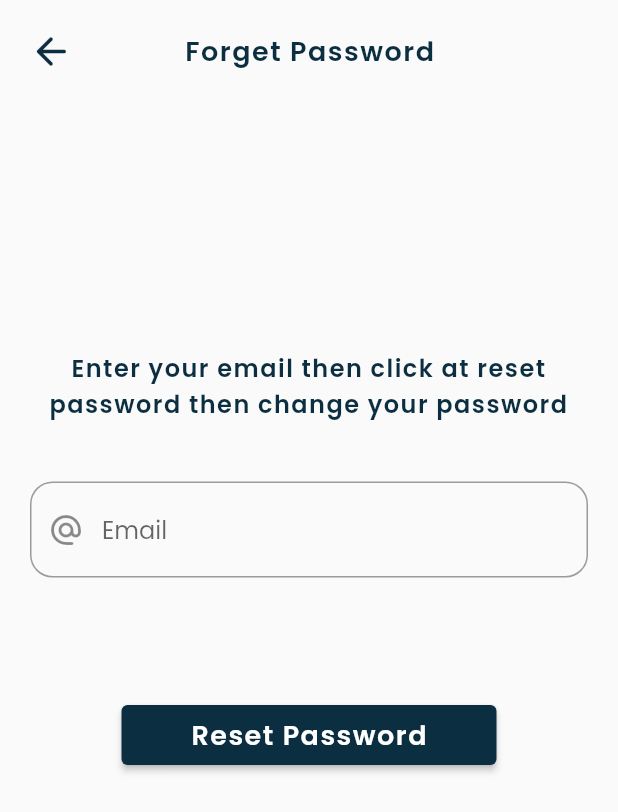
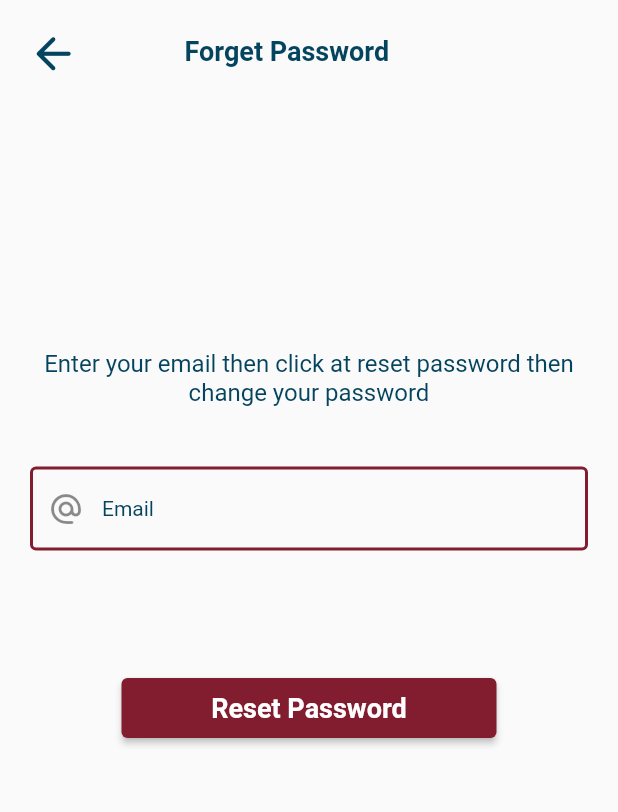
Before and after one commit to ahmadshakir21/COVID-19, a Flutter app: the screen it shows after launch, after a tap on "Forget Password", on a phone screen of 412 x 824 dp. Shown: the top 812 px of the screen. Run offline on Flutter 3.47's test engine with Material 2 defaults, Android fonts, the phone set to English and light mode, and no system bars; our stand-ins replace cached_network_image, email_validator, firebase_auth, firebase_core, google_fonts, shimmer; accounts and stored records are empty; Roboto replaces fonts that are missing (Amiko).

Commit message:
updating ui auth

```diff
--- a/lib/main.dart
+++ b/lib/main.dart
@@ -23,6 +23,9 @@ class MyApp extends StatelessWidget {
       debugShowCheckedModeBanner: false,
       navigatorKey: navigatorKey,
       theme: ThemeData(
+          progressIndicatorTheme: const ProgressIndicatorThemeData(
+            color: Color(0xFF821D30),
+          ),
           fontFamily: GoogleFonts.amiko().fontFamily,
           textTheme: const TextTheme(
             headline1: TextStyle(
@@ -42,7 +45,7 @@ class MyApp extends StatelessWidget {
                 color: Color(0xFF05445E)),
             bodyText2: TextStyle(color: Color(0xFF05445E)),
           )),
-      home: MainScreen(),
+      home: const MainScreen(),
     );
   }
 }
--- a/lib/views/authentication/auth_sign_in.dart
+++ b/lib/views/authentication/auth_sign_in.dart
@@ -1,5 +1,3 @@
-import 'dart:ui';
-
 import 'package:covid_19/main.dart';
 import 'package:covid_19/views/authentication/auth.dart';
 import 'package:covid_19/views/authentication/forget_password.dart';
@@ -44,8 +42,9 @@ class _AuthenticationSignInState extends State<AuthenticationSignIn> {
     showDialog(
       context: context,
       barrierDismissible: false,
-      builder: (context) => const Center(
-        child: CircularProgressIndicator(),
+      builder: (context) => Center(
+        child: CircularProgressIndicator(
+            color: Theme.of(context).progressIndicatorTheme.color),
       ),
     );
     final isvalid = formKey.currentState!.validate();
@@ -114,14 +113,8 @@ class _AuthenticationSignInState extends State<AuthenticationSignIn> {
               Padding(
                   padding: const EdgeInsets.symmetric(vertical: 20),
                   child: Center(
-                    child: Text(
-                      "Welcome",
-                      style: GoogleFonts.poppins(
-                          fontSize: 26,
-                          fontWeight: FontWeight.bold,
-                          letterSpacing: 1,
-                          color: const Color(0xFF0B2E40)),
-                    ),
+                    child: Text("Welcome",
+                        style: Theme.of(context).textTheme.headline3),
                   )),
               const SizedBox(
                 height: 50,
@@ -142,12 +135,15 @@ class _AuthenticationSignInState extends State<AuthenticationSignIn> {
                                     ? 'Enter a valid email'
                                     : null,
                             controller: emailController,
-                            style: GoogleFonts.poppins(),
+                            style: Theme.of(context).textTheme.bodyText2,
                             decoration: InputDecoration(
                               prefixIcon:
                                   const Icon(Icons.alternate_email_rounded),
                               hintText: "Email",
-                                hintStyle: GoogleFonts.poppins()),
+                              errorStyle:
+                                  const TextStyle(color: Color(0xFF821D30)),
+                              hintStyle: Theme.of(context).textTheme.bodyText2,
+                            ),
                           ),
                         ),
                       ),
@@ -165,13 +161,16 @@ class _AuthenticationSignInState extends State<AuthenticationSignIn> {
                                     ? 'Enter min. 6 characters '
                                     : null,
                             controller: passwordController,
-                            style: GoogleFonts.poppins(),
+                            style: Theme.of(context).textTheme.bodyText2,
                             obscureText: true,
                             decoration: InputDecoration(
                               prefixIcon:
                                   const Icon(Icons.lock_outline_rounded),
                               hintText: "Password",
-                                hintStyle: GoogleFonts.poppins()),
+                              errorStyle:
+                                  const TextStyle(color: Color(0xFF821D30)),
+                              hintStyle: Theme.of(context).textTheme.bodyText2,
+                            ),
                           ),
                         ),
                       ),
@@ -188,11 +187,9 @@ class _AuthenticationSignInState extends State<AuthenticationSignIn> {
                     style: TextButton.styleFrom(primary: Colors.blue),
                     child: Text(
                       "Forget Password",
-                      style: GoogleFonts.poppins(
-                        fontSize: 14,
-                        letterSpacing: 1,
-                        fontWeight: FontWeight.w500,
-                      ),
+                      style: Theme.of(context).textTheme.bodyText1!.copyWith(
+                          fontWeight: FontWeight.w600,
+                          color: const Color(0xFF821D30)),
                     )),
               ),
               const SizedBox(
@@ -202,21 +199,17 @@ class _AuthenticationSignInState extends State<AuthenticationSignIn> {
                 child: Container(
                   width: MediaQuery.of(context).size.width * 0.9,
                   height: 40,
-                  child: ClipRRect(
-                    borderRadius: BorderRadius.circular(100),
                   child: ElevatedButton(
                     onPressed: signinWithEmailAndPassword,
                     style: ElevatedButton.styleFrom(
-                        primary: const Color(0xFF0B2E40),
+                      primary: const Color(0xFF821D30),
                     ),
                     child: Text(
                       "SIGN IN",
-                        style: GoogleFonts.poppins(
-                          fontSize: 16,
-                          letterSpacing: 1,
-                          fontWeight: FontWeight.w600,
-                        ),
-                      ),
+                      style: Theme.of(context)
+                          .textTheme
+                          .headline1!
+                          .copyWith(color: Colors.white),
                     ),
                   ),
                 ),
@@ -228,21 +221,21 @@ class _AuthenticationSignInState extends State<AuthenticationSignIn> {
                 child: RichText(
                   text: TextSpan(
                       text: 'Don\'t have an account?',
-                      style: GoogleFonts.poppins(
-                          fontSize: 16,
-                          letterSpacing: 1,
-                          fontWeight: FontWeight.w500,
-                          color: const Color(0xFF0B2E40)),
+                      style: Theme.of(context)
+                          .textTheme
+                          .bodyText1!
+                          .copyWith(fontWeight: FontWeight.w600),
                       children: <TextSpan>[
                         TextSpan(
                           text: ' Sign up',
                           recognizer: TapGestureRecognizer()
                             ..onTap = widget.onClickedSignUp,
-                          style: GoogleFonts.poppins(
-                              fontSize: 16,
-                              letterSpacing: 1,
-                              fontWeight: FontWeight.w500,
-                              color: Colors.blue),
+                          style: Theme.of(context)
+                              .textTheme
+                              .bodyText1!
+                              .copyWith(
+                                  fontWeight: FontWeight.w600,
+                                  color: const Color(0xFF821D30)),
                         )
                       ]),
                 ),
--- a/lib/views/authentication/forget_password.dart
+++ b/lib/views/authentication/forget_password.dart
@@ -1,6 +1,8 @@
+import 'package:covid_19/views/authentication/auth.dart';
+import 'package:covid_19/widget/top_of_screen.dart';
+import 'package:email_validator/email_validator.dart';
 import 'package:firebase_auth/firebase_auth.dart';
 import 'package:flutter/material.dart';
-import 'package:google_fonts/google_fonts.dart';
 
 class ForgetPassword extends StatefulWidget {
   ForgetPassword({Key? key}) : super(key: key);
@@ -11,6 +13,7 @@ class ForgetPassword extends StatefulWidget {
 
 class _ForgetPasswordState extends State<ForgetPassword> {
   final emailForForgetPasswordController = TextEditingController();
+  final formKey = GlobalKey<FormState>();
 
   @override
   void dispose() {
@@ -18,10 +21,10 @@ class _ForgetPasswordState extends State<ForgetPassword> {
     super.dispose();
   }
 
-  Future resetPassword() async {
+  Future<void> resetPassword() async {
     try {
-      await FirebaseAuth.instance.sendPasswordResetEmail(
-          email: emailForForgetPasswordController.text.trim());
+      await Auth()
+          .resetPassword(email: emailForForgetPasswordController.text.trim());
     } on FirebaseAuthException catch (e) {
       print(e);
     }
@@ -43,20 +46,14 @@ class _ForgetPasswordState extends State<ForgetPassword> {
                         },
                         icon: const Icon(
                           Icons.arrow_back_rounded,
-                          size: 30,
-                          color: Color(0xFF0B2E40),
+                          size: 35,
+                          color: Color(0xFF05445E),
                         )),
                     const SizedBox(
                       width: 65,
                     ),
-                    Text(
-                      "Forget Password",
-                      style: GoogleFonts.poppins(
-                          fontSize: 18,
-                          letterSpacing: 1,
-                          fontWeight: FontWeight.w600,
-                          color: const Color(0xFF0B2E40)),
-                    ),
+                    Text("Forget Password",
+                        style: Theme.of(context).textTheme.headline1),
                   ],
                 ),
                 const SizedBox(
@@ -65,26 +62,41 @@ class _ForgetPasswordState extends State<ForgetPassword> {
                 Text(
                   "Enter your email then click at reset password then change your password",
                   textAlign: TextAlign.center,
-                  style: GoogleFonts.poppins(
-                      fontSize: 16,
-                      letterSpacing: 1,
-                      fontWeight: FontWeight.w600,
-                      color: const Color(0xFF0B2E40)),
+                  style: Theme.of(context)
+                      .textTheme
+                      .bodyText2!
+                      .copyWith(fontSize: 16),
                 ),
                 const SizedBox(
                   height: 30,
                 ),
                 Padding(
                   padding: const EdgeInsets.all(10),
-                  child: TextField(
-                    controller: emailForForgetPasswordController,
-                    style: GoogleFonts.poppins(),
-                    decoration: InputDecoration(
+                  child: Form(
+                    key: formKey,
+                    child: TextFormField(
+                      autovalidateMode: AutovalidateMode.onUserInteraction,
+                      validator: (email) =>
+                          email != null && !EmailValidator.validate(email)
+                              ? 'Enter a valid email'
+                              : null,
+                      controller: emailForForgetPasswordController,
+                      style: Theme.of(context).textTheme.bodyText2,
+                      decoration: InputDecoration(
                         prefixIcon: const Icon(Icons.alternate_email_rounded),
                         hintText: "Email",
-                        hintStyle: GoogleFonts.poppins(),
-                        border: OutlineInputBorder(
-                            borderRadius: BorderRadius.circular(15))),
+                        errorStyle: const TextStyle(color: Color(0xFF821D30)),
+                        hintStyle: Theme.of(context).textTheme.bodyText2,
+                        focusedBorder: const OutlineInputBorder(
+                          borderSide:
+                              BorderSide(color: Color(0xFF821D30), width: 2.0),
+                        ),
+                        enabledBorder: const OutlineInputBorder(
+                          borderSide:
+                              BorderSide(color: Color(0xFF821D30), width: 2.0),
+                        ),
+                      ),
+                    ),
                   ),
                 ),
                 const SizedBox(
@@ -96,14 +108,13 @@ class _ForgetPasswordState extends State<ForgetPassword> {
                   child: ElevatedButton(
                       onPressed: resetPassword,
                       style: ElevatedButton.styleFrom(
-                          primary: const Color(0xFF0B2E40)),
+                          primary: const Color(0xFF821D30)),
                       child: Text(
                         "Reset Password",
-                        style: GoogleFonts.poppins(
-                          fontSize: 18,
-                          letterSpacing: 1,
-                          fontWeight: FontWeight.w600,
-                        ),
+                        style: Theme.of(context)
+                            .textTheme
+                            .headline1!
+                            .copyWith(color: Colors.white),
                       )),
                 ),
               ])))),
--- a/lib/views/authentication/main_screen.dart
+++ b/lib/views/authentication/main_screen.dart
@@ -14,7 +14,9 @@ class MainScreen extends StatelessWidget {
         stream: Auth().authStateChange,
         builder: (context, snapshot) {
           if (snapshot.connectionState == ConnectionState.waiting) {
-            return const CircularProgressIndicator();
+            return CircularProgressIndicator(
+              color: Theme.of(context).progressIndicatorTheme.color,
+            );
           } else if (snapshot.hasError) {
             return Center(
                 child: Text(
--- a/lib/widget/top_of_screen.dart
+++ b/lib/widget/top_of_screen.dart
@@ -31,11 +31,7 @@ class TopOfScreen extends StatelessWidget {
                   ),
                 ),
               ),
-              Text(title,
-                  style: Theme.of(context)
-                      .textTheme
-                      .headline1!
-                      .copyWith(fontSize: 20)),
+              Text(title, style: Theme.of(context).textTheme.headline1),
               Container(
                 height: 40,
                 width: 40,
```
Also changed, not shown: lib/views/authentication/auth.dart (+7 -0 lines), lib/views/authentication/auth_sign_up.dart (+53 -51 lines). Lines whose indentation alone changed are shown as unchanged.
